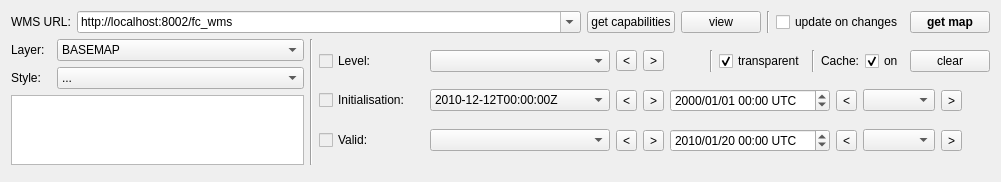
First picture: the form in mslib/msui/ui_wms_dockwidget.ui, repository Open-MSS/MSS, before the edit.
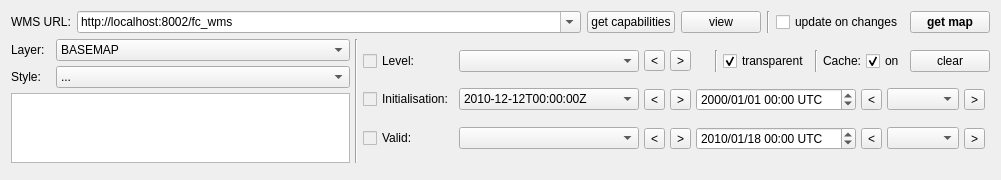
Second picture: the form after the edit.

Commit message: Have even more space for layer button and align rhs buttons

Patch:
```diff
--- a/mslib/msui/ui_wms_dockwidget.ui
+++ b/mslib/msui/ui_wms_dockwidget.ui
@@ -139,8 +139,14 @@
    </item>
    <item>
     <layout class="QHBoxLayout" name="horizontalLayout_5">
+     <property name="spacing">
+      <number>5</number>
+     </property>
      <item>
       <layout class="QVBoxLayout" name="verticalLayout">
+       <property name="spacing">
+        <number>5</number>
+       </property>
        <item>
         <layout class="QHBoxLayout" name="horizontalLayout">
          <item>
@@ -299,243 +305,9 @@
       </widget>
      </item>
      <item>
-      <layout class="QVBoxLayout" name="verticalLayout_2">
-       <item>
-        <layout class="QHBoxLayout" name="horizontalLayout_4">
-         <item>
-          <widget class="QCheckBox" name="cbLevelOn">
-           <property name="enabled">
-            <bool>false</bool>
-           </property>
-           <property name="minimumSize">
-            <size>
-             <width>105</width>
-             <height>0</height>
-            </size>
-           </property>
-           <property name="maximumSize">
-            <size>
-             <width>120</width>
-             <height>16777215</height>
-            </size>
-           </property>
-           <property name="palette">
-            <palette>
-             <active>
-              <colorrole role="WindowText">
-               <brush brushstyle="SolidPattern">
-                <color alpha="255">
-                 <red>20</red>
-                 <green>19</green>
-                 <blue>18</blue>
-                </color>
-               </brush>
-              </colorrole>
-             </active>
-             <inactive>
-              <colorrole role="WindowText">
-               <brush brushstyle="SolidPattern">
-                <color alpha="255">
-                 <red>20</red>
-                 <green>19</green>
-                 <blue>18</blue>
-                </color>
-               </brush>
-              </colorrole>
-             </inactive>
-             <disabled>
-              <colorrole role="WindowText">
-               <brush brushstyle="SolidPattern">
-                <color alpha="255">
-                 <red>0</red>
-                 <green>0</green>
-                 <blue>0</blue>
-                </color>
-               </brush>
-              </colorrole>
-             </disabled>
-            </palette>
-           </property>
-           <property name="text">
-            <string>Level:</string>
-           </property>
-           <property name="checkable">
-            <bool>true</bool>
-           </property>
-          </widget>
-         </item>
-         <item>
-          <widget class="QComboBox" name="cbLevel">
-           <property name="sizePolicy">
-            <sizepolicy hsizetype="Minimum" vsizetype="Fixed">
-             <horstretch>0</horstretch>
-             <verstretch>0</verstretch>
-            </sizepolicy>
-           </property>
-           <property name="minimumSize">
-            <size>
-             <width>180</width>
-             <height>0</height>
-            </size>
-           </property>
-           <property name="maximumSize">
-            <size>
-             <width>250</width>
-             <height>16777215</height>
-            </size>
-           </property>
-           <property name="toolTip">
-            <string>Elevation values provided by the WMS server.</string>
-           </property>
-          </widget>
-         </item>
-         <item>
-          <widget class="QToolButton" name="tbLevel_back">
-           <property name="text">
-            <string>&lt;</string>
-           </property>
-          </widget>
-         </item>
-         <item>
-          <widget class="QToolButton" name="tbLevel_fwd">
-           <property name="text">
-            <string>&gt;</string>
-           </property>
-          </widget>
-         </item>
-         <item>
-          <spacer name="horizontalSpacer">
-           <property name="orientation">
-            <enum>Qt::Horizontal</enum>
-           </property>
-           <property name="sizeHint" stdset="0">
-            <size>
-             <width>40</width>
-             <height>20</height>
-            </size>
-           </property>
-          </spacer>
-         </item>
-         <item>
-          <widget class="Line" name="line_5">
-           <property name="orientation">
-            <enum>Qt::Vertical</enum>
-           </property>
-          </widget>
-         </item>
-         <item>
-          <widget class="QCheckBox" name="cbTransparent">
-           <property name="text">
-            <string>transparent</string>
-           </property>
-           <property name="checked">
-            <bool>true</bool>
-           </property>
-          </widget>
-         </item>
-         <item>
-          <widget class="Line" name="line_3">
-           <property name="orientation">
-            <enum>Qt::Vertical</enum>
-           </property>
-          </widget>
-         </item>
-         <item>
-          <widget class="QLabel" name="label">
-           <property name="text">
-            <string>Cache:</string>
-           </property>
-          </widget>
-         </item>
-         <item>
-          <widget class="QCheckBox" name="cbCacheEnabled">
-           <property name="toolTip">
-            <string>Enable the image cache (retrieved images will be stored locally to speed up repeated retrievals).</string>
-           </property>
-           <property name="text">
-            <string>on</string>
-           </property>
-           <property name="checked">
-            <bool>true</bool>
-           </property>
-           <property name="tristate">
-            <bool>false</bool>
-           </property>
-          </widget>
-         </item>
-         <item>
-          <widget class="QPushButton" name="btClearCache">
-           <property name="toolTip">
-            <string>Clear all cache contents.</string>
-           </property>
-           <property name="text">
-            <string>clear</string>
-           </property>
-          </widget>
-         </item>
-        </layout>
-       </item>
-       <item>
+      <layout class="QGridLayout" name="gridLayout">
+       <item row="1" column="2">
         <layout class="QHBoxLayout" name="horizontalLayout_3">
-         <item>
-          <widget class="QCheckBox" name="cbInitialisationOn">
-           <property name="enabled">
-            <bool>false</bool>
-           </property>
-           <property name="minimumSize">
-            <size>
-             <width>105</width>
-             <height>0</height>
-            </size>
-           </property>
-           <property name="maximumSize">
-            <size>
-             <width>120</width>
-             <height>16777215</height>
-            </size>
-           </property>
-           <property name="palette">
-            <palette>
-             <active>
-              <colorrole role="WindowText">
-               <brush brushstyle="SolidPattern">
-                <color alpha="255">
-                 <red>20</red>
-                 <green>19</green>
-                 <blue>18</blue>
-                </color>
-               </brush>
-              </colorrole>
-             </active>
-             <inactive>
-              <colorrole role="WindowText">
-               <brush brushstyle="SolidPattern">
-                <color alpha="255">
-                 <red>20</red>
-                 <green>19</green>
-                 <blue>18</blue>
-                </color>
-               </brush>
-              </colorrole>
-             </inactive>
-             <disabled>
-              <colorrole role="WindowText">
-               <brush brushstyle="SolidPattern">
-                <color alpha="255">
-                 <red>0</red>
-                 <green>0</green>
-                 <blue>0</blue>
-                </color>
-               </brush>
-              </colorrole>
-             </disabled>
-            </palette>
-           </property>
-           <property name="text">
-            <string>Initialisation:</string>
-           </property>
-          </widget>
-         </item>
          <item>
           <widget class="QComboBox" name="cbInitTime">
            <property name="sizePolicy">
@@ -642,7 +414,7 @@
            </property>
            <property name="sizeHint" stdset="0">
             <size>
-             <width>10</width>
+             <width>5</width>
              <height>20</height>
             </size>
            </property>
@@ -650,67 +422,8 @@
          </item>
         </layout>
        </item>
-       <item>
+       <item row="2" column="2">
         <layout class="QHBoxLayout" name="horizontalLayout_8">
-         <item>
-          <widget class="QCheckBox" name="cbValidOn">
-           <property name="enabled">
-            <bool>false</bool>
-           </property>
-           <property name="minimumSize">
-            <size>
-             <width>105</width>
-             <height>0</height>
-            </size>
-           </property>
-           <property name="maximumSize">
-            <size>
-             <width>120</width>
-             <height>16777215</height>
-            </size>
-           </property>
-           <property name="palette">
-            <palette>
-             <active>
-              <colorrole role="WindowText">
-               <brush brushstyle="SolidPattern">
-                <color alpha="255">
-                 <red>20</red>
-                 <green>19</green>
-                 <blue>18</blue>
-                </color>
-               </brush>
-              </colorrole>
-             </active>
-             <inactive>
-              <colorrole role="WindowText">
-               <brush brushstyle="SolidPattern">
-                <color alpha="255">
-                 <red>20</red>
-                 <green>19</green>
-                 <blue>18</blue>
-                </color>
-               </brush>
-              </colorrole>
-             </inactive>
-             <disabled>
-              <colorrole role="WindowText">
-               <brush brushstyle="SolidPattern">
-                <color alpha="255">
-                 <red>0</red>
-                 <green>0</green>
-                 <blue>0</blue>
-                </color>
-               </brush>
-              </colorrole>
-             </disabled>
-            </palette>
-           </property>
-           <property name="text">
-            <string>Valid:</string>
-           </property>
-          </widget>
-         </item>
          <item>
           <widget class="QComboBox" name="cbValidTime">
            <property name="sizePolicy">
@@ -771,12 +484,12 @@
             <date>
              <year>2010</year>
              <month>1</month>
-             <day>20</day>
+             <day>18</day>
             </date>
            </property>
            <property name="minimumDateTime">
             <datetime>
-             <hour>10</hour>
+             <hour>8</hour>
              <minute>0</minute>
              <second>0</second>
              <year>2000</year>
@@ -793,7 +506,7 @@
            </property>
            <property name="minimumTime">
             <time>
-             <hour>10</hour>
+             <hour>8</hour>
              <minute>0</minute>
              <second>0</second>
             </time>
@@ -833,7 +546,7 @@
            </property>
            <property name="sizeHint" stdset="0">
             <size>
-             <width>10</width>
+             <width>5</width>
              <height>20</height>
             </size>
            </property>
@@ -841,6 +554,299 @@
          </item>
         </layout>
        </item>
+       <item row="0" column="2">
+        <layout class="QHBoxLayout" name="horizontalLayout_4">
+         <item>
+          <widget class="QComboBox" name="cbLevel">
+           <property name="sizePolicy">
+            <sizepolicy hsizetype="Minimum" vsizetype="Fixed">
+             <horstretch>0</horstretch>
+             <verstretch>0</verstretch>
+            </sizepolicy>
+           </property>
+           <property name="minimumSize">
+            <size>
+             <width>180</width>
+             <height>0</height>
+            </size>
+           </property>
+           <property name="maximumSize">
+            <size>
+             <width>250</width>
+             <height>16777215</height>
+            </size>
+           </property>
+           <property name="toolTip">
+            <string>Elevation values provided by the WMS server.</string>
+           </property>
+          </widget>
+         </item>
+         <item>
+          <widget class="QToolButton" name="tbLevel_back">
+           <property name="text">
+            <string>&lt;</string>
+           </property>
+          </widget>
+         </item>
+         <item>
+          <widget class="QToolButton" name="tbLevel_fwd">
+           <property name="text">
+            <string>&gt;</string>
+           </property>
+          </widget>
+         </item>
+         <item>
+          <spacer name="horizontalSpacer">
+           <property name="orientation">
+            <enum>Qt::Horizontal</enum>
+           </property>
+           <property name="sizeHint" stdset="0">
+            <size>
+             <width>5</width>
+             <height>20</height>
+            </size>
+           </property>
+          </spacer>
+         </item>
+         <item>
+          <widget class="Line" name="line_5">
+           <property name="orientation">
+            <enum>Qt::Vertical</enum>
+           </property>
+          </widget>
+         </item>
+         <item>
+          <widget class="QCheckBox" name="cbTransparent">
+           <property name="text">
+            <string>transparent</string>
+           </property>
+           <property name="checked">
+            <bool>true</bool>
+           </property>
+          </widget>
+         </item>
+         <item>
+          <widget class="Line" name="line_3">
+           <property name="orientation">
+            <enum>Qt::Vertical</enum>
+           </property>
+          </widget>
+         </item>
+         <item>
+          <widget class="QLabel" name="label">
+           <property name="text">
+            <string>Cache:</string>
+           </property>
+          </widget>
+         </item>
+         <item>
+          <widget class="QCheckBox" name="cbCacheEnabled">
+           <property name="toolTip">
+            <string>Enable the image cache (retrieved images will be stored locally to speed up repeated retrievals).</string>
+           </property>
+           <property name="text">
+            <string>on</string>
+           </property>
+           <property name="checked">
+            <bool>true</bool>
+           </property>
+           <property name="tristate">
+            <bool>false</bool>
+           </property>
+          </widget>
+         </item>
+         <item>
+          <widget class="QPushButton" name="btClearCache">
+           <property name="toolTip">
+            <string>Clear all cache contents.</string>
+           </property>
+           <property name="text">
+            <string>clear</string>
+           </property>
+          </widget>
+         </item>
+        </layout>
+       </item>
+       <item row="2" column="0">
+        <widget class="QCheckBox" name="cbValidOn">
+         <property name="enabled">
+          <bool>false</bool>
+         </property>
+         <property name="minimumSize">
+          <size>
+           <width>0</width>
+           <height>0</height>
+          </size>
+         </property>
+         <property name="maximumSize">
+          <size>
+           <width>120</width>
+           <height>16777215</height>
+          </size>
+         </property>
+         <property name="palette">
+          <palette>
+           <active>
+            <colorrole role="WindowText">
+             <brush brushstyle="SolidPattern">
+              <color alpha="255">
+               <red>20</red>
+               <green>19</green>
+               <blue>18</blue>
+              </color>
+             </brush>
+            </colorrole>
+           </active>
+           <inactive>
+            <colorrole role="WindowText">
+             <brush brushstyle="SolidPattern">
+              <color alpha="255">
+               <red>20</red>
+               <green>19</green>
+               <blue>18</blue>
+              </color>
+             </brush>
+            </colorrole>
+           </inactive>
+           <disabled>
+            <colorrole role="WindowText">
+             <brush brushstyle="SolidPattern">
+              <color alpha="255">
+               <red>0</red>
+               <green>0</green>
+               <blue>0</blue>
+              </color>
+             </brush>
+            </colorrole>
+           </disabled>
+          </palette>
+         </property>
+         <property name="text">
+          <string>Valid:</string>
+         </property>
+        </widget>
+       </item>
+       <item row="0" column="0">
+        <widget class="QCheckBox" name="cbLevelOn">
+         <property name="enabled">
+          <bool>false</bool>
+         </property>
+         <property name="minimumSize">
+          <size>
+           <width>0</width>
+           <height>0</height>
+          </size>
+         </property>
+         <property name="maximumSize">
+          <size>
+           <width>120</width>
+           <height>16777215</height>
+          </size>
+         </property>
+         <property name="palette">
+          <palette>
+           <active>
+            <colorrole role="WindowText">
+             <brush brushstyle="SolidPattern">
+              <color alpha="255">
+               <red>20</red>
+               <green>19</green>
+               <blue>18</blue>
+              </color>
+             </brush>
+            </colorrole>
+           </active>
+           <inactive>
+            <colorrole role="WindowText">
+             <brush brushstyle="SolidPattern">
+              <color alpha="255">
+               <red>20</red>
+               <green>19</green>
+               <blue>18</blue>
+              </color>
+             </brush>
+            </colorrole>
+           </inactive>
+           <disabled>
+            <colorrole role="WindowText">
+             <brush brushstyle="SolidPattern">
+              <color alpha="255">
+               <red>0</red>
+               <green>0</green>
+               <blue>0</blue>
+              </color>
+             </brush>
+            </colorrole>
+           </disabled>
+          </palette>
+         </property>
+         <property name="text">
+          <string>Level:</string>
+         </property>
+         <property name="checkable">
+          <bool>true</bool>
+         </property>
+        </widget>
+       </item>
+       <item row="1" column="0">
+        <widget class="QCheckBox" name="cbInitialisationOn">
+         <property name="enabled">
+          <bool>false</bool>
+         </property>
+         <property name="minimumSize">
+          <size>
+           <width>0</width>
+           <height>0</height>
+          </size>
+         </property>
+         <property name="maximumSize">
+          <size>
+           <width>120</width>
+           <height>16777215</height>
+          </size>
+         </property>
+         <property name="palette">
+          <palette>
+           <active>
+            <colorrole role="WindowText">
+             <brush brushstyle="SolidPattern">
+              <color alpha="255">
+               <red>20</red>
+               <green>19</green>
+               <blue>18</blue>
+              </color>
+             </brush>
+            </colorrole>
+           </active>
+           <inactive>
+            <colorrole role="WindowText">
+             <brush brushstyle="SolidPattern">
+              <color alpha="255">
+               <red>20</red>
+               <green>19</green>
+               <blue>18</blue>
+              </color>
+             </brush>
+            </colorrole>
+           </inactive>
+           <disabled>
+            <colorrole role="WindowText">
+             <brush brushstyle="SolidPattern">
+              <color alpha="255">
+               <red>0</red>
+               <green>0</green>
+               <blue>0</blue>
+              </color>
+             </brush>
+            </colorrole>
+           </disabled>
+          </palette>
+         </property>
+         <property name="text">
+          <string>Initialisation:</string>
+         </property>
+        </widget>
+       </item>
       </layout>
      </item>
     </layout>
```
Left out of the diff: 5 changed lines with no effect on the pictures. The commit also changes 2 other files.
